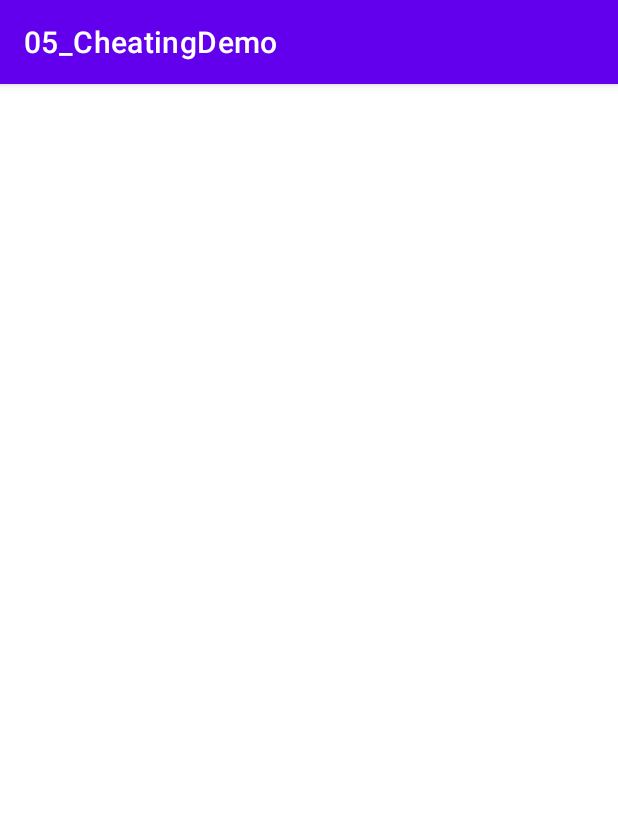
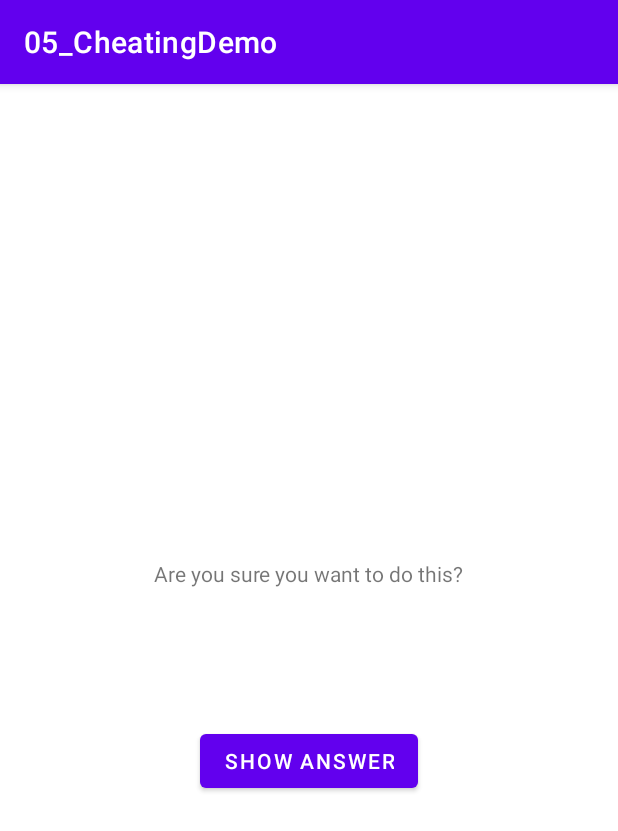
Before and after one commit to kittane/HW5E1, an Android app: the CheatActivity screen opened directly, with no data from a screen before it, on a phone screen of 412 x 824 dp. Shown: the top 831 px of the screen. Run offline under Robolectric (Android 15) with nearby library versions, the phone set to English and light mode, and no system bars.

Commit message:
Added and wired up a cheat button that accesses CheatActivity

```diff
--- a/app/src/main/java/com/frey/msu/geoquiz/CheatActivity.kt
+++ b/app/src/main/java/com/frey/msu/geoquiz/CheatActivity.kt
@@ -2,10 +2,15 @@ package com.frey.msu.geoquiz
 
 import androidx.appcompat.app.AppCompatActivity
 import android.os.Bundle
+import android.view.LayoutInflater
+import com.frey.msu.geoquiz.databinding.ActivityCheatBinding
 
 class CheatActivity : AppCompatActivity() {
+    private lateinit var binding: ActivityCheatBinding
+
     override fun onCreate(savedInstanceState: Bundle?) {
         super.onCreate(savedInstanceState)
-        setContentView(R.layout.activity_cheat)
+        binding = ActivityCheatBinding.inflate(layoutInflater)
+        setContentView(binding.root)
     }
 }
--- a/app/src/main/java/com/frey/msu/geoquiz/MainActivity.kt
+++ b/app/src/main/java/com/frey/msu/geoquiz/MainActivity.kt
@@ -10,6 +10,7 @@ import android.widget.Toast
 import androidx.activity.viewModels
 import com.frey.msu.geoquiz.databinding.ActivityMainBinding
 import com.google.android.material.snackbar.Snackbar
+import android.content.Intent
 
 private const val TAG = "MainActivity"
 
@@ -40,6 +41,12 @@ class MainActivity : AppCompatActivity() {
             binding.falseButton.isEnabled = !(binding.falseButton.isEnabled)
             binding.trueButton.isEnabled = !(binding.trueButton.isEnabled)
             computeScore()
+        }
+
+        binding.cheatButton.setOnClickListener {
+            // Start CheatActivity
+            val intent = Intent(this, CheatActivity::class.java)
+            startActivity(intent)
         }
 
         binding.nextButton.setOnClickListener {
--- a/app/src/main/res/layout/activity_cheat.xml
+++ b/app/src/main/res/layout/activity_cheat.xml
@@ -1,9 +1,29 @@
 <?xml version="1.0" encoding="utf-8"?>
-<androidx.constraintlayout.widget.ConstraintLayout xmlns:android="http://schemas.android.com/apk/res/android"
-    xmlns:app="http://schemas.android.com/apk/res-auto"
+<LinearLayout xmlns:android="http://schemas.android.com/apk/res/android"
     xmlns:tools="http://schemas.android.com/tools"
     android:layout_width="match_parent"
     android:layout_height="match_parent"
-    tools:context=".CheatActivity">
+    android:gravity="center"
+    android:orientation="vertical"
+    tools:context="com.frey.msu.geoquiz.CheatActivity">
 
-</androidx.constraintlayout.widget.ConstraintLayout>
+    <TextView
+        android:layout_width="wrap_content"
+        android:layout_height="wrap_content"
+        android:padding="24dp"
+        android:text="@string/warning_text"/>
+
+    <TextView
+        android:id="@+id/answer_text_view"
+        android:layout_width="wrap_content"
+        android:layout_height="wrap_content"
+        android:padding="24dp"
+        tools:text="Answer"/>
+
+    <Button
+        android:id="@+id/show_answer_button"
+        android:layout_width="wrap_content"
+        android:layout_height="wrap_content"
+        android:text="@string/show_answer_button"/>
+
+</LinearLayout>
--- a/app/src/main/res/layout/activity_main.xml
+++ b/app/src/main/res/layout/activity_main.xml
@@ -37,6 +37,13 @@
 
     </LinearLayout>
 
+    <Button
+        android:id="@+id/cheat_button"
+        android:layout_width="wrap_content"
+        android:layout_height="wrap_content"
+        android:layout_marginTop="24dp"
+        android:text="@string/cheat_button" />
+
     <LinearLayout
         android:layout_width="wrap_content"
         android:layout_height="wrap_content"
```
